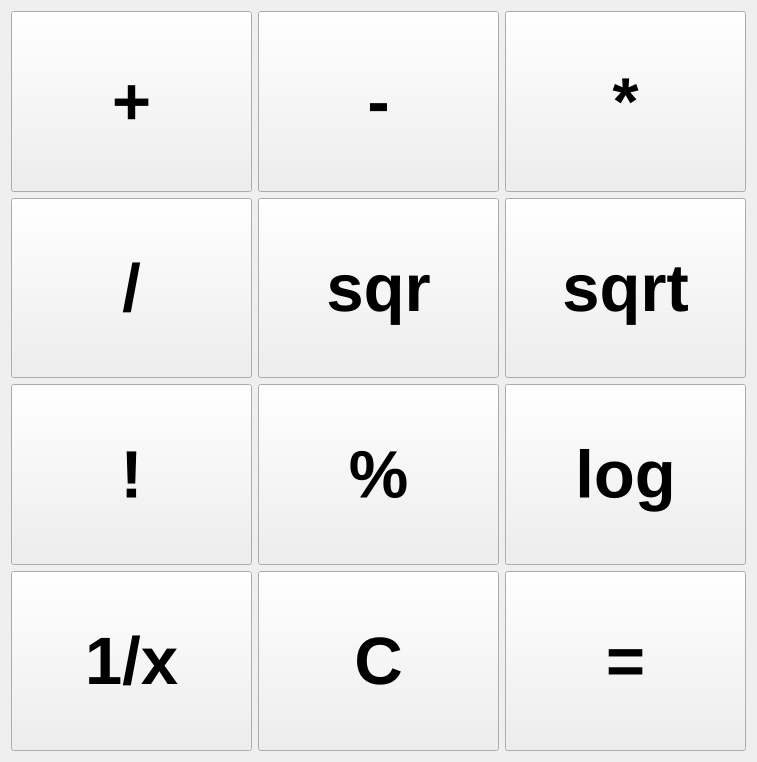
Above: advanced_calculator.ui from artrey/qt-calculator before the change. Below: the same form after it.
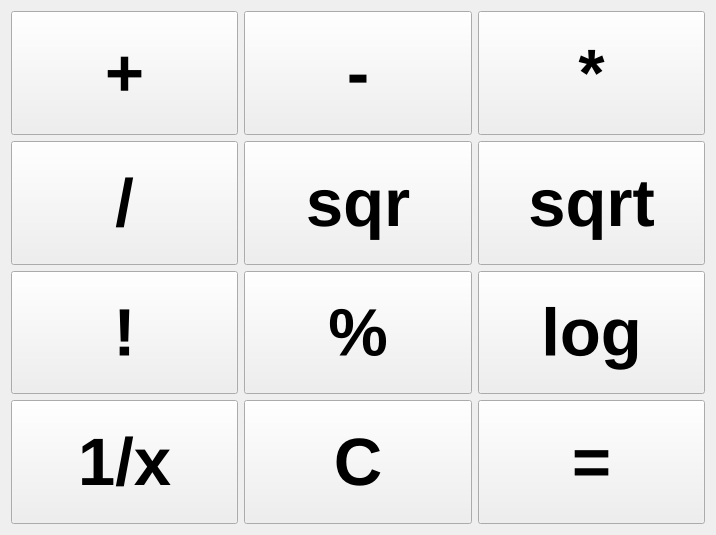
That is the form after the change.

The edit to the form file:
```diff
--- a/advanced_calculator.ui
+++ b/advanced_calculator.ui
@@ -6,8 +6,8 @@
    <rect>
     <x>0</x>
     <y>0</y>
-    <width>757</width>
-    <height>762</height>
+    <width>716</width>
+    <height>535</height>
    </rect>
   </property>
   <property name="windowTitle">
```
